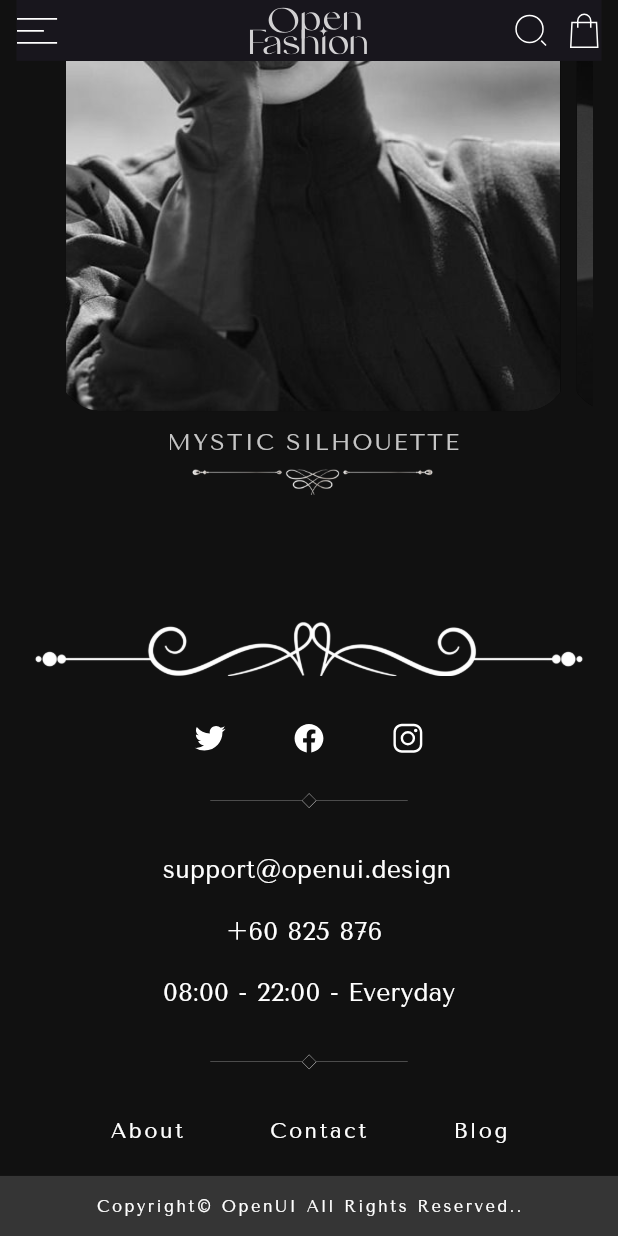
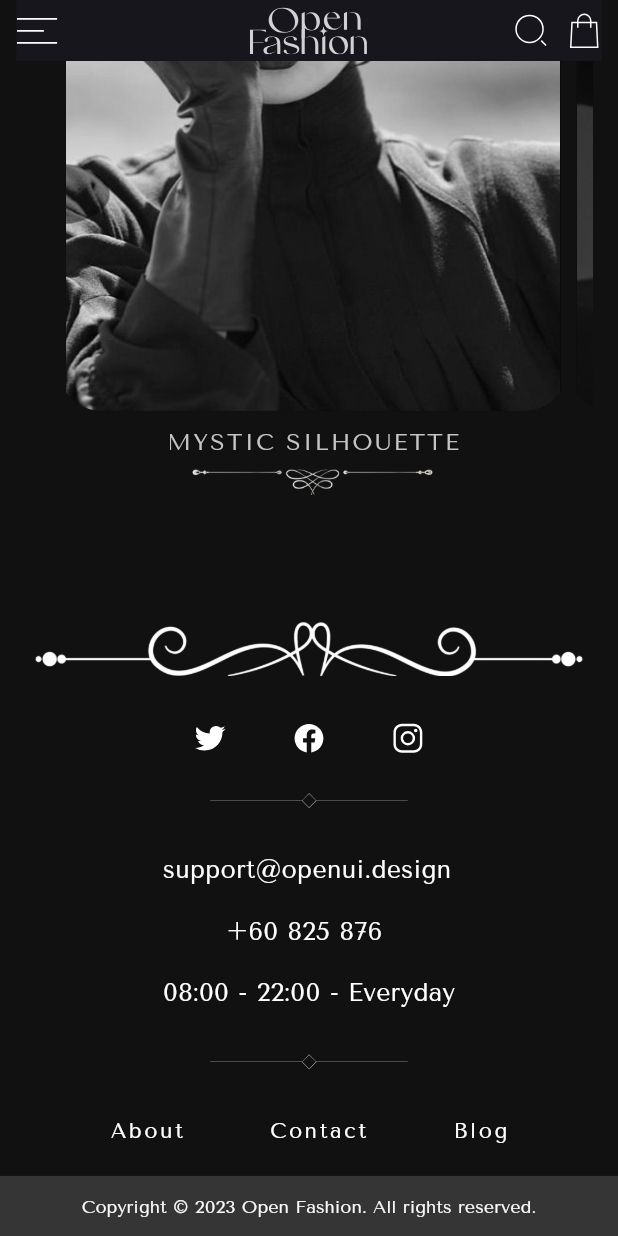
Before and after one commit to YassineDvP25/open_fashion, a Flutter app: the screen it shows after launch, scrolled down 2498 dp, on a phone screen of 412 x 824 dp. Run offline on Flutter 3.47's test engine with Material 3 defaults, Android fonts, the phone set to English and light mode, and no system bars; our stand-ins replace bloc, equatable, flutter_bloc, flutter_credit_card, flutter_screenutil, flutter_svg and 1 more.

```diff
--- a/lib/features/chekout/ui/screens/place_order_screen.dart
+++ b/lib/features/chekout/ui/screens/place_order_screen.dart
@@ -130,7 +130,7 @@ class PlaceOrder extends StatelessWidget {
             // //!Place Order button
             CheckoutBottomScreenButton(
               isSvgg: true,
-              text: 'Place Order',
+              text: 'Checkout',
               onTap: () {
                 showModalBottomSheet(
                   isDismissible :false,
--- a/lib/features/home/ui/widgets/home_copy_right_information.dart
+++ b/lib/features/home/ui/widgets/home_copy_right_information.dart
@@ -1,6 +1,6 @@
 import 'package:flutter/material.dart';
 import 'package:flutter_screenutil/flutter_screenutil.dart';
-import 'package:open__fashion__app/core/helpers/textstyles.dart';
+import 'package:open__fashion__app/core/components/text.dart';
 import 'package:open__fashion__app/core/theming/colors/app_colors.dart';
 
 class HomeCopyRightInformation extends StatelessWidget {
@@ -15,9 +15,11 @@ class HomeCopyRightInformation extends StatelessWidget {
       alignment: Alignment.center,
       height: 40.h,
       width: double.infinity,
-      child: Text(
-        'Copyright© OpenUI All Rights Reserved..',
-        style: TextStyles.whiteFont10TenorSans,
+      child : CustomText(
+        text: 'Copyright © 2023 Open Fashion. All rights reserved.',
+        color: AppColors.grayScaleInputBg,
+        fontSize: 12,
+        fontWeight: FontWeight.w400,
       ),
     );
   }
```
